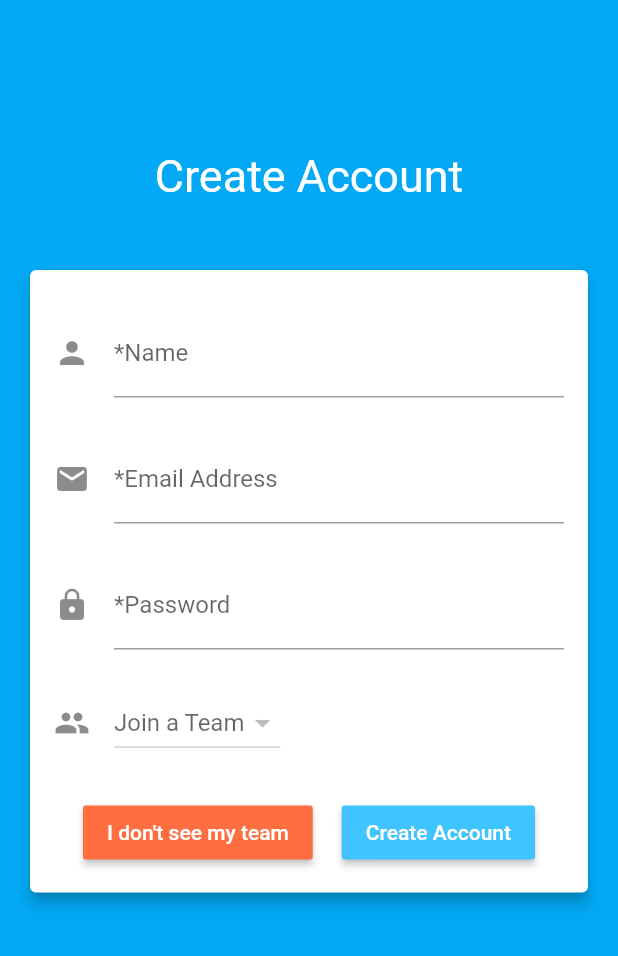
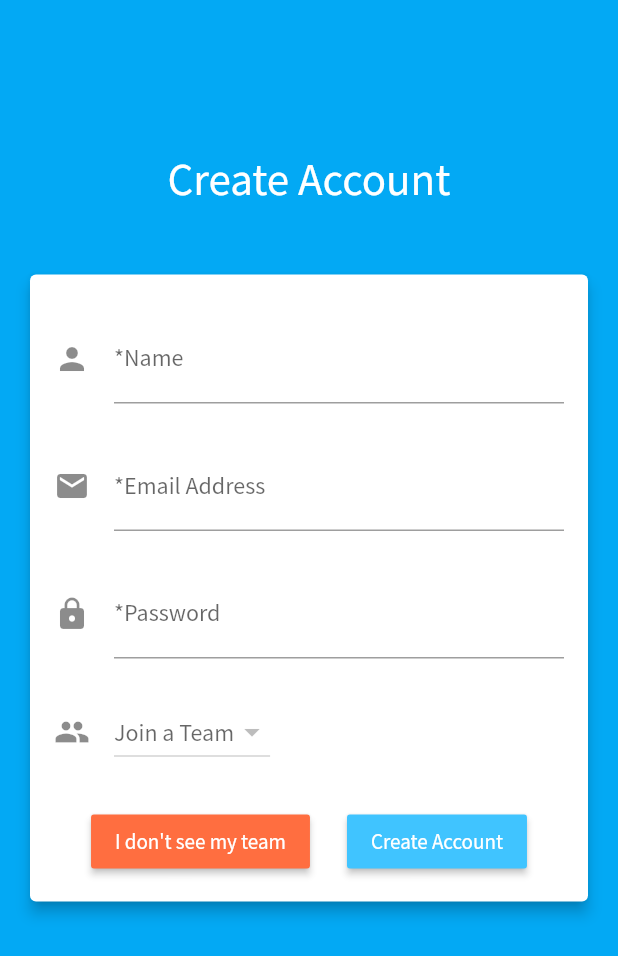
Before and after one commit to GroovinChip/MySoftballTeam, a Flutter app: the screen it shows after launch, after a tap on "Create Account", on a phone screen of 412 x 824 dp. Shown: the top 956 px of the screen. Run offline on Flutter 3.47's test engine with Material 2 defaults, Android fonts, the phone set to English and light mode, and no system bars; our stand-ins replace cloud_firestore, community_material_icon, firebase_auth, shared_preferences; missing offline and left inert: flutter_fab_dialer, flutter_list_drag_and_drop; accounts and stored records are empty; network calls fail.

Commit message:
Added custom font

```diff
--- a/lib/screens/homeScreen.dart
+++ b/lib/screens/homeScreen.dart
@@ -9,6 +9,7 @@ import 'package:my_softball_team/widgets/statsTable.dart';
 import 'package:my_softball_team/globals.dart' as globals;
 import 'package:shared_preferences/shared_preferences.dart';
 import 'package:flutter_fab_dialer/flutter_fab_dialer.dart';
+import 'package:community_material_icon/community_material_icon.dart';
 
 class HomeScreen extends StatefulWidget {
   @override
@@ -20,11 +21,11 @@ class _HomeScreenState extends State<HomeScreen> {
   // List of bottom navigation bar items
   List<BottomNavigationBarItem> _bottomNavigationBarItems = [
     new BottomNavigationBarItem(
-        icon: new Icon(Icons.today), title: new Text("Schedule")),
+        icon: new Icon(CommunityMaterialIcons.calendar_text), title: new Text("Schedule")),
     new BottomNavigationBarItem(
         icon: new Icon(Icons.group), title: new Text("Team")),
     new BottomNavigationBarItem(
-        icon: new Icon(Icons.poll), title: new Text("Stats")),
+        icon: new Icon(CommunityMaterialIcons.chart_line_stacked), title: new Text("Stats")),
   ];
 
   int _page = 0; // tracks what page is currently in view
--- a/lib/screens/login.dart
+++ b/lib/screens/login.dart
@@ -19,6 +19,7 @@ class LoginScreen extends StatelessWidget {
       title: 'My Softball Team',
       theme: new ThemeData(
         primarySwatch: Colors.blue,
+        fontFamily: 'sourcesanspro'
       ),
       home: new LoginPage(),
       debugShowCheckedModeBanner: false,
--- a/lib/widgets/seasonSchedule.dart
+++ b/lib/widgets/seasonSchedule.dart
@@ -13,12 +13,9 @@ class _SeasonScheduleState extends State<SeasonSchedule> {
 
   CollectionReference gamesDB = Firestore.instance.collection("Teams").document(globals.teamTame).collection("Seasons").document(DateTime.now().year.toString()).collection("Games");
 
-  void wait() async {
-    await new Future.delayed(const Duration(seconds : 2));
-  }
-
   @override
   Widget build(BuildContext context) {
+
     return StreamBuilder<QuerySnapshot>(
       stream: gamesDB.snapshots(),
       builder: (context, snapshot) {
```
Also changed, not shown: pubspec.yaml (+5 -5 lines), fonts/sourcesanspro_regular.ttf (added), pubspec.lock.
